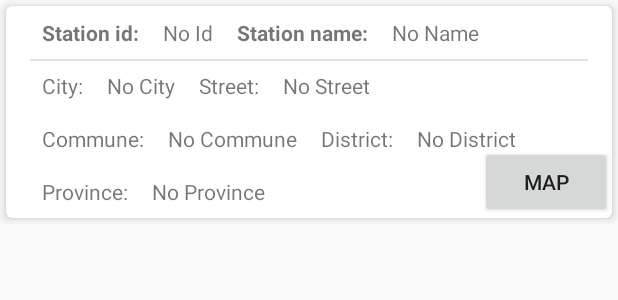
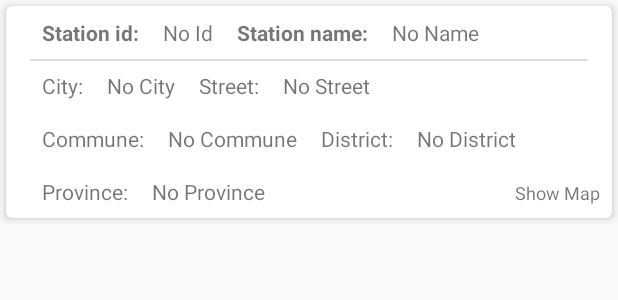
Before and after one commit to robertbuda/Stacje-Pomiarowe-Powietrza-PL, an Android app: the layout item_station.xml on its own in the app's theme, with its tools: preview values and no code run, on a phone screen of 412 x 824 dp. Shown: the top 300 px of the screen. Run offline under Robolectric (Android 15) with nearby library versions, the phone set to English and light mode, and no system bars; network calls fail.

Commit message:
Add MapView v1

```diff
--- a/app/build.gradle
+++ b/app/build.gradle
@@ -26,6 +26,7 @@ dependencies {
     implementation fileTree(dir: 'libs', include: ['*.jar'])
     implementation 'com.android.support:appcompat-v7:27.1.1'
     implementation 'com.android.support.constraint:constraint-layout:1.1.0'
+    implementation 'com.android.support:support-v4:27.1.1'
     testImplementation 'junit:junit:4.12'
     androidTestImplementation 'com.android.support.test:runner:1.0.2'
     androidTestImplementation 'com.android.support.test.espresso:espresso-core:3.0.2'
--- a/app/src/main/java/com/rb/stacjepomiarowepowietrzapl/AppComponent.java
+++ b/app/src/main/java/com/rb/stacjepomiarowepowietrzapl/AppComponent.java
@@ -7,8 +7,6 @@ import dagger.Component;
 @Component(modules = {AppModule.class})
 public interface AppComponent {
 
-    void inject(MainActivity mainActivity);
-
     void inject (AllStationsActivity allStationsActivity);
 
 }
--- a/app/src/main/java/com/rb/stacjepomiarowepowietrzapl/StationContract.java
+++ b/app/src/main/java/com/rb/stacjepomiarowepowietrzapl/StationContract.java
@@ -1,6 +1,5 @@
 package com.rb.stacjepomiarowepowietrzapl;
 
-import com.google.android.gms.maps.model.LatLng;
 
 import java.util.List;
 
--- a/app/src/main/java/com/rb/stacjepomiarowepowietrzapl/StationDao.java
+++ b/app/src/main/java/com/rb/stacjepomiarowepowietrzapl/StationDao.java
@@ -23,7 +23,4 @@ public interface StationDao {
     @Delete
     void deleteStation(Station station);
 
-    /*@Query("SELECT * FROM station WHERE gegr_lat LIKE :gegrLat AND gegr_lon LIKE :gegrLon ")
-    List<Station> getAllPlaces(double gegrLat, double gegrLon);*/
-
 }
--- a/app/src/main/java/com/rb/stacjepomiarowepowietrzapl/StationPresenter.java
+++ b/app/src/main/java/com/rb/stacjepomiarowepowietrzapl/StationPresenter.java
@@ -6,6 +6,7 @@ import android.arch.lifecycle.LifecycleOwner;
 import android.arch.lifecycle.OnLifecycleEvent;
 import android.arch.persistence.room.Dao;
 import android.content.Context;
+import android.support.v7.app.AppCompatActivity;
 import android.util.Log;
 import android.widget.Toast;
 
@@ -22,7 +23,6 @@ public class StationPresenter implements StationContract.Presenter {
     private StationContract.View view;
     private Api api;
     private CompositeDisposable compositeDisposable = new CompositeDisposable();
-    private List<Station> stations = AppApplication.getAppRoomDatabase().stationDao().getAll();
     private StationDao stationDao = AppApplication.getAppRoomDatabase().stationDao();
 
 
@@ -35,7 +35,6 @@ public class StationPresenter implements StationContract.Presenter {
     public void setView(StationContract.View view){
         this.view = view;
     }
-
 
 /*
     @OnLifecycleEvent(Lifecycle.Event.ON_CREATE)
--- a/app/src/main/res/layout/activity_main.xml
+++ b/app/src/main/res/layout/activity_main.xml
@@ -23,7 +23,7 @@
         android:id="@+id/btSeeAll"
         android:text="@string/zobacz_list_stacji"
         android:layout_width="match_parent"
-        android:layout_height="wrap_content"
+        android:layout_height="80dp"
         app:layout_constraintTop_toBottomOf="@id/infoText"
         android:layout_marginTop="32dp"/>
 
@@ -31,7 +31,7 @@
         android:id="@+id/btSeeOnMap"
         android:text="Zobacz stacje na mapie"
         android:layout_width="match_parent"
-        android:layout_height="wrap_content"
+        android:layout_height="80dp"
         app:layout_constraintTop_toBottomOf="@id/btSeeAll"
         android:layout_marginTop="16dp"
         />
--- a/app/src/main/res/layout/activity_maps.xml
+++ b/app/src/main/res/layout/activity_maps.xml
@@ -1,5 +1,6 @@
 <?xml version="1.0" encoding="utf-8"?>
-<fragment xmlns:android="http://schemas.android.com/apk/res/android"
+<fragment
+    xmlns:android="http://schemas.android.com/apk/res/android"
     xmlns:map="http://schemas.android.com/apk/res-auto"
     xmlns:tools="http://schemas.android.com/tools"
     android:id="@+id/map"
--- a/app/src/main/res/layout/item_station.xml
+++ b/app/src/main/res/layout/item_station.xml
@@ -181,19 +181,28 @@
             card_view:layout_constraintTop_toBottomOf="@id/commune_name_text"
             />
 
-        <Button
-            android:id="@+id/buttonShowMap"
+        <TextView
+            android:id="@+id/textShowMap"
             card_view:layout_constraintEnd_toEndOf="parent"
-            card_view:layout_constraintBottom_toBottomOf="parent"
-            android:text="Map"
+            card_view:layout_constraintBaseline_toBaselineOf="@id/province_name"
+            android:text="Show Map"
+            android:textSize="12dp"
+            android:padding="8dp"
             android:layout_width="wrap_content"
             android:layout_height="wrap_content" />
 
 
+        <com.google.android.gms.maps.MapView
+            android:visibility="gone"
+            android:id="@+id/mapView"
+            android:name="com.google.android.gms.maps.SupportMapFragment"
+            android:layout_width="match_parent"
+            android:layout_height="200dp"
+            card_view:layout_constraintStart_toStartOf="parent"
+            card_view:layout_constraintTop_toBottomOf="@id/province_name_text"
+            />
 
     </android.support.constraint.ConstraintLayout>
-
-
 
     </android.support.v7.widget.CardView>
 
--- a/app/src/main/res/values/strings.xml
+++ b/app/src/main/res/values/strings.xml
@@ -3,4 +3,7 @@
     <string name="info_and_source">Stacje Pomiarowe Powietrza w Polsce \ndane pobrane z https://danepubliczne.gov.pl</string>
     <string name="zobacz_list_stacji">Zobacz listę stacji</string>
     <string name="title_activity_maps">Map</string>
+
+    <!-- TODO: Remove or change this placeholder text -->
+    <string name="hello_blank_fragment">Hello blank fragment</string>
 </resources>
```
Also changed, not shown: app/src/main/java/com/rb/stacjepomiarowepowietrzapl/AllStationsActivity.java (+17 -3 lines), app/src/main/java/com/rb/stacjepomiarowepowietrzapl/AppModule.java (+1 -7 lines), app/src/main/java/com/rb/stacjepomiarowepowietrzapl/MapViewFragment.java (added, +108 -0 lines), app/src/main/java/com/rb/stacjepomiarowepowietrzapl/MapsActivity.java (+11 -22 lines), app/src/main/java/com/rb/stacjepomiarowepowietrzapl/MapsViewFragment.java (added, +33 -0 lines), app/src/main/java/com/rb/stacjepomiarowepowietrzapl/StationAdapter.java (+72 -1 lines), app/src/main/res/layout/fragment_map.xml (added, +19 -0 lines).
